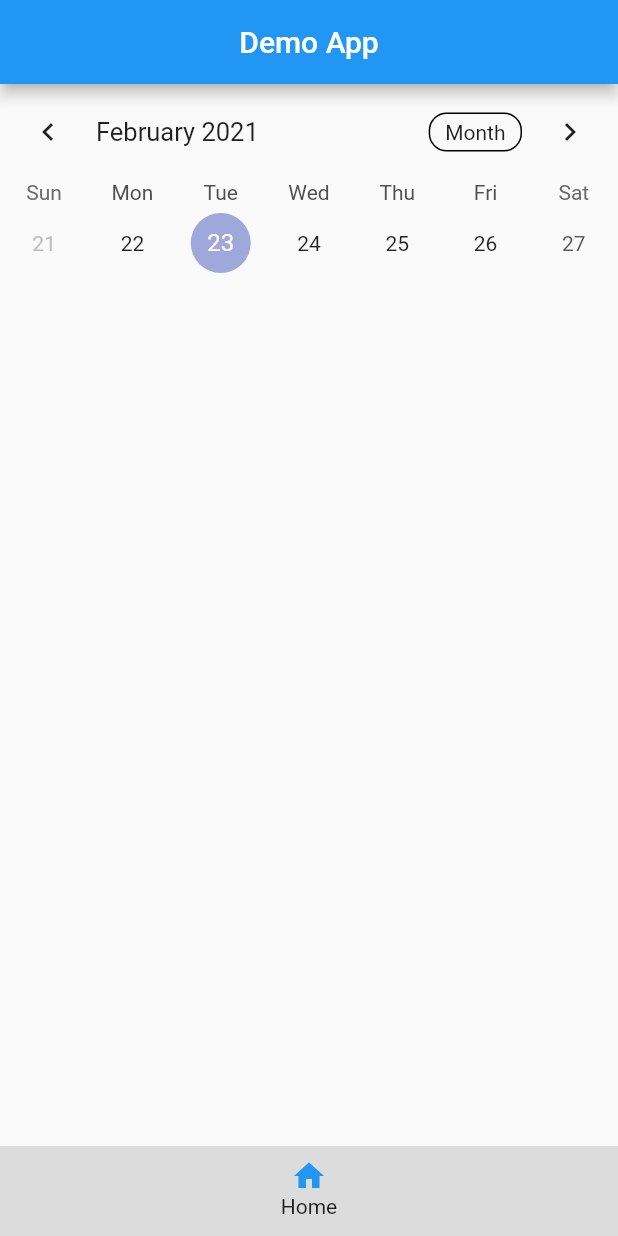
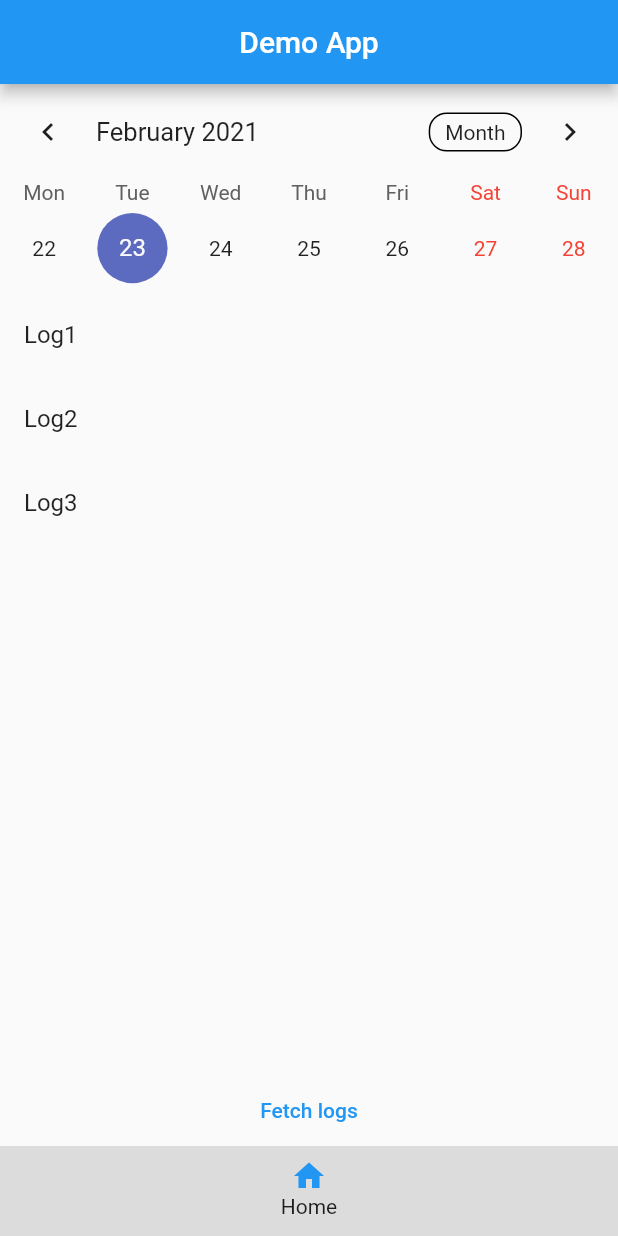
Before and after one commit to zigapovhe/LogAppDemo-MyHours, a Flutter app: the screen it shows after launch, on a phone screen of 412 x 824 dp. Run offline on Flutter 3.47's test engine with Material 2 defaults, Android fonts, the phone set to English and light mode, and no system bars; drawn by our look-alikes of table_calendar.

Commit message:
downgraded table_calendar to stable version, added api calls

```diff
--- a/lib/Screens/MainScreen.dart
+++ b/lib/Screens/MainScreen.dart
@@ -1,7 +1,11 @@
+import 'dart:io';
 import 'package:flutter/material.dart';
 import 'package:myhours_logapp/components/custom_nav_bar.dart';
-import 'package:myhours_logapp/components/table_calendar.dart';
 import 'package:myhours_logapp/constraints.dart';
+import 'package:http/http.dart' as http;
+import 'dart:convert' as convert;
+
+import 'package:table_calendar/table_calendar.dart';
 
 class MainScreen extends StatefulWidget {
   @override
@@ -10,27 +14,116 @@ class MainScreen extends StatefulWidget {
 
 class _MainScreenState extends State<MainScreen> {
   DateTime _currentTime = DateTime.now();
+  var accessToken = "";
+  DateTime _selectedDay;
+  CalendarController _calendarController;
+
+  @override
+  void initState() {
+    super.initState();
+    _calendarController = CalendarController();
+  }
 
   @override
   Widget build(BuildContext context) {
-    DateTime _firstDay = DateTime(_currentTime.year, _currentTime.month, (_currentTime.day - _currentTime.weekday)+1);
-    DateTime _lastDay = DateTime(_currentTime.year, _currentTime.month, _currentTime.day + 5);
+    Size size = MediaQuery.of(context).size;
+
+    final logData = ['Log1', "Log2", "Log3"];
+
     return Scaffold(
       appBar: AppBar(
         title: Text(appName),
         centerTitle: true,
       ),
-      body: SafeArea(
-        child: Center(
-          child: Column(
-            mainAxisAlignment: MainAxisAlignment.start,
-            children: <Widget>[
-              WeeklyCalendarTable(firstDay: _firstDay, lastDay: _lastDay,)
-            ],
+      body: Container(
+        width: double.infinity,
+        height: size.height,
+        child: Column(
+          mainAxisAlignment: MainAxisAlignment.start,
+          children: <Widget>[
+          TableCalendar(
+            calendarController: _calendarController,
+            startingDayOfWeek: StartingDayOfWeek.monday,
+            initialCalendarFormat: CalendarFormat.week,
+
+            onDaySelected: (date, events,holidays) {
+              setState(() {
+                _selectedDay = date;
+                print(_selectedDay);
+              });
+            },
           ),
+            Expanded(
+              child: ListView.builder(
+                itemCount: logData.length,
+                itemBuilder: (context, index) {
+                  return ListTile(
+                    title: Text(logData[index]),
+                  );
+                }
+                ),
+            ),
+            TextButton(
+              child: Text("Fetch logs"),
+              onPressed: () async {
+                print(_currentTime);
+                if(accessToken == null || accessToken == ""){
+                  loginRequest().then((res) {
+                    final jsonData = convert.jsonDecode(res.toString());
+                    accessToken = jsonData["accessToken"];
+                    print(fetchLogs(accessToken, _selectedDay, _currentTime));
+                  }).catchError((e) => print("Got error: $e"));
+                } else {
+                  print(fetchLogs(accessToken, _selectedDay, _currentTime));
+                }
+              },
+            )
+          ],
         ),
       ),
       bottomNavigationBar: CustomNavBar(),
     );
   }
+
+  @override
+  void dispose() {
+    _calendarController.dispose();
+    super.dispose();
+  }
 }
+
+
+
+Future fetchLogs(String authToken, DateTime firstDay, DateTime lastDay) async {
+  var logRequestURL = "https://mhapitesting2.azurewebsites.net/api/Logs?startIndex=0&step=1&maxDate=$lastDay&date=$firstDay";
+
+  print("AuthToken: " + authToken);
+  final res = await http.get(
+      logRequestURL,
+      headers: {
+        HttpHeaders.contentTypeHeader: 'application/json',
+        HttpHeaders.authorizationHeader: 'Bearer $authToken'
+      }
+  );
+  print(res.statusCode.toString()+ ", "+ res.body);
+  return res.body;
+}
+
+Future loginRequest() async {
+  var url = "https://mhapitesting2.azurewebsites.net/api/Tokens/login";
+
+  final data = convert.jsonEncode({
+    "grantType": "password",
+    "email": "luke.skywalker@myhours.com",
+    "password": "luke123",
+    "clientId": "9b3b476a-3c60-486f-8f5c-b1b8cd4248e5"
+  });
+
+  final response = await http.post(
+      url,
+      headers: {HttpHeaders.contentTypeHeader:'application/json'},
+      body: data
+  );
+
+  return response.body;
+}
--- a/lib/components/table_calendar.dart
+++ /dev/null
@@ -1,59 +0,0 @@
-import 'package:flutter/material.dart';
-import 'package:table_calendar/table_calendar.dart';
-
-class WeeklyCalendarTable extends StatefulWidget {
-  WeeklyCalendarTable({Key key, this.firstDay, this.lastDay}) : super(key: key);
-
-
-  final DateTime firstDay;
-  final DateTime lastDay;
-
-
-  @override
-  _WeeklyCalendarTableState createState() => _WeeklyCalendarTableState();
-}
-
-class _WeeklyCalendarTableState extends State<WeeklyCalendarTable> {
-  CalendarFormat _calendarFormat = CalendarFormat.week;
-  DateTime _currentTime = DateTime.now();
-  DateTime _selectedDay;
-
-  @override
-  Widget build(BuildContext context) {
-    return TableCalendar(
-      firstDay: widget.firstDay,
-      lastDay: widget.lastDay,
-      focusedDay: _currentTime,
-      calendarFormat: _calendarFormat,
-      selectedDayPredicate: (day) {
-        // Use `selectedDayPredicate` to determine which day is currently selected.
-        // If this returns true, then `day` will be marked as selected.
-
-        // Using `isSameDay` is recommended to disregard
-        // the time-part of compared DateTime objects.
-        return isSameDay(_selectedDay, day);
-      },
-      onDaySelected: (selectedDay, focusedDay) {
-        if (!isSameDay(_selectedDay, selectedDay)) {
-          // Call `setState()` when updating the selected day
-          setState(() {
-            _selectedDay = selectedDay;
-            _currentTime = focusedDay;
-          });
-        }
-      },
-      onFormatChanged: (format) {
-        if (_calendarFormat != format) {
-          // Call `setState()` when updating calendar format
-          setState(() {
-            _calendarFormat = format;
-          });
-        }
-      },
-      onPageChanged: (focusedDay) {
-        // No need to call `setState()` here
-        _currentTime = focusedDay;
-      },
-    );
-  }
-}
--- a/pubspec.yaml
+++ b/pubspec.yaml
@@ -28,7 +28,8 @@ dependencies:
   # The following adds the Cupertino Icons font to your application.
   # Use with the CupertinoIcons class for iOS style icons.
   cupertino_icons: ^1.0.2
-  table_calendar: ^3.0.0-nullsafety.0
+  table_calendar: ^2.3.3
+  http: ^0.12.2
 
 dev_dependencies:
   flutter_test:
```
Also changed, not shown: pubspec.lock, 1 other file.
